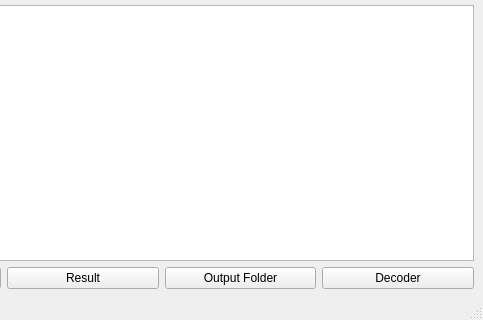
This is qparser.ui in bdunix/qparser as Qt 5 draws it before an edit; both pictures show x 317 to 800 and y 280 to 600 of the 800 by 600 pixel window. The edited form follows.
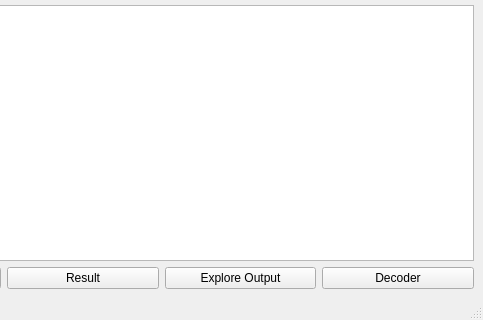
This is the edited form.

What changed in the file:
```diff
--- a/qparser.ui
+++ b/qparser.ui
@@ -227,7 +227,7 @@
       <item>
        <widget class="QPushButton" name="browseoutPushButton">
         <property name="text">
-         <string>Output Folder</string>
+         <string>Explore Output</string>
         </property>
        </widget>
       </item>
```
Left out of the diff: 2 changed lines with no effect on the pictures.
